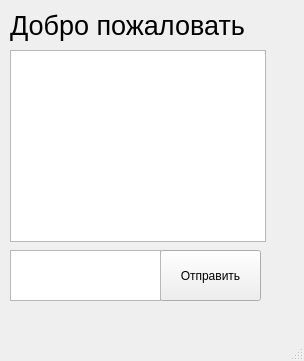
The window that Main.ui (ChazGrant/Messenger) describes before a commit, drawn with Qt 5.
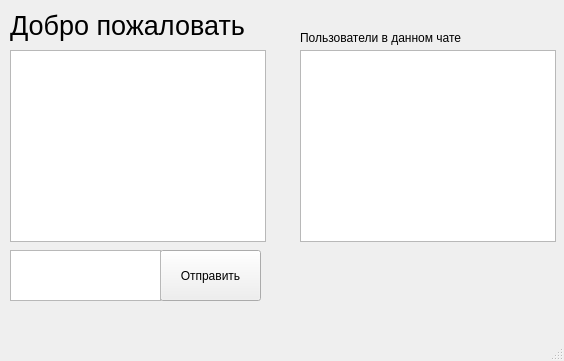
The same window after the commit.

```diff
--- a/Main.ui
+++ b/Main.ui
@@ -6,7 +6,7 @@
    <rect>
     <x>0</x>
     <y>0</y>
-    <width>304</width>
+    <width>564</width>
     <height>361</height>
    </rect>
   </property>
@@ -65,6 +65,29 @@
      </rect>
     </property>
    </widget>
+   <widget class="QLabel" name="label_2">
+    <property name="geometry">
+     <rect>
+      <x>300</x>
+      <y>30</y>
+      <width>181</width>
+      <height>16</height>
+     </rect>
+    </property>
+    <property name="text">
+     <string>Пользователи в данном чате</string>
+    </property>
+   </widget>
+   <widget class="QListWidget" name="listWidget">
+    <property name="geometry">
+     <rect>
+      <x>300</x>
+      <y>50</y>
+      <width>256</width>
+      <height>192</height>
+     </rect>
+    </property>
+   </widget>
   </widget>
   <widget class="QMenuBar" name="menubar">
    <property name="geometry">
```
Left out of the diff: 2 changed lines with no effect on the pictures.
